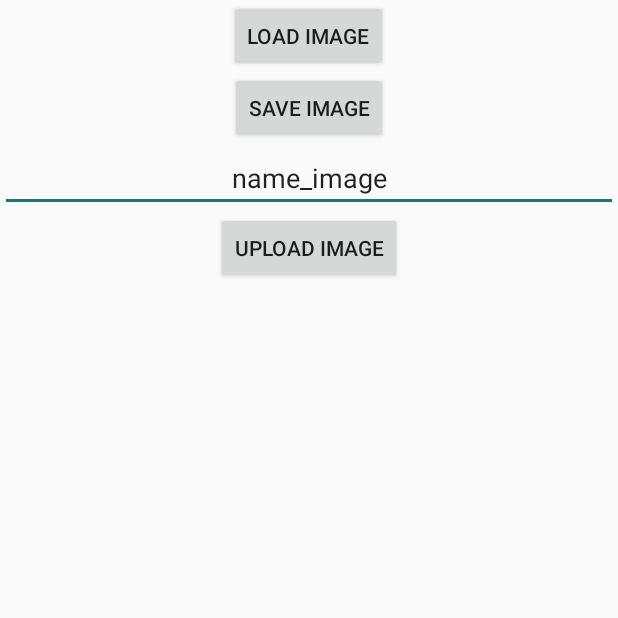
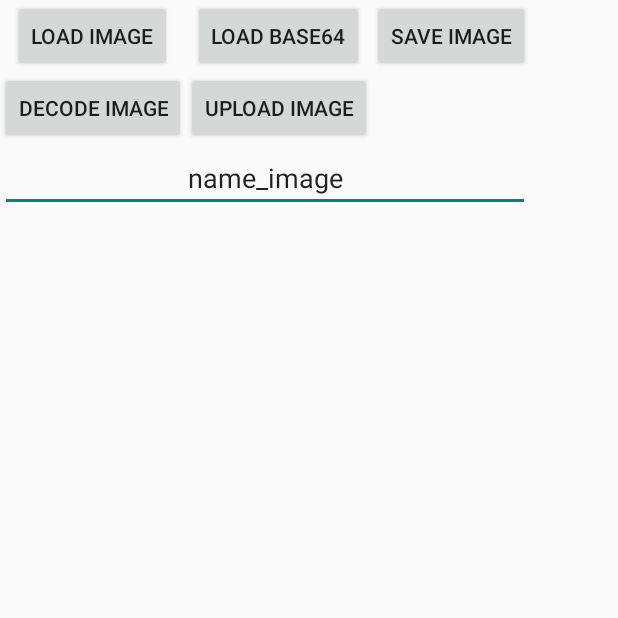
Before and after one commit to renekaigen/UsarDescargaImagen, an Android app: the screen it shows after launch (MainActivity), on a phone screen of 412 x 824 dp, the top half of it. Run offline under Robolectric (Android 15) with nearby library versions, the phone set to English and light mode, and no system bars.

Commit message:
anexado parte android

```diff
--- a/app/src/main/res/layout/activity_main.xml
+++ b/app/src/main/res/layout/activity_main.xml
@@ -1,10 +1,15 @@
-<LinearLayout xmlns:android="http://schemas.android.com/apk/res/android"
+<RelativeLayout xmlns:android="http://schemas.android.com/apk/res/android"
     xmlns:tools="http://schemas.android.com/tools"
     android:layout_width="match_parent"
     android:layout_height="match_parent"
     android:orientation="vertical"
     tools:context=".MainActivity" >
 
+    <TableLayout
+        android:layout_width="wrap_content"
+        android:layout_height="wrap_content">
+
+        <TableRow>
             <Button
                 android:layout_width="wrap_content"
                 android:layout_height="wrap_content"
@@ -16,8 +21,35 @@
                 android:layout_width="wrap_content"
                 android:layout_height="wrap_content"
                 android:layout_gravity="center"
+                android:id="@+id/loadbase"
+                android:text="Load BASE64" />
+
+            <Button
+                android:layout_width="wrap_content"
+                android:layout_height="wrap_content"
+                android:layout_gravity="center"
                 android:id="@+id/save"
                 android:text="Save Image" />
+
+        </TableRow>
+
+        <TableRow>
+
+            <Button
+                android:layout_width="wrap_content"
+                android:layout_height="wrap_content"
+                android:layout_gravity="center"
+                android:id="@+id/decode"
+                android:text="Decode image" />
+
+            <Button
+                android:layout_width="wrap_content"
+                android:layout_height="wrap_content"
+                android:layout_gravity="center"
+                android:id="@+id/send"
+                android:text="Upload Image" />
+
+        </TableRow>
         <EditText
             android:layout_width="match_parent"
             android:layout_height="wrap_content"
@@ -26,19 +58,37 @@
             android:id="@+id/etImagen"
             android:text="name_image"
             />
-    <Button
+        <TableRow>
+
+
+        </TableRow>
+
+        <TableRow>
+            <ImageView
                 android:layout_width="wrap_content"
                 android:layout_height="wrap_content"
                 android:layout_gravity="center"
-        android:id="@+id/send"
-        android:text="Upload Image" />
+                android:id="@+id/img"/>
+        </TableRow>
+
+        <TableRow>
 
             <ImageView
                 android:layout_width="wrap_content"
                 android:layout_height="wrap_content"
                 android:layout_gravity="center"
-        android:id="@+id/img"/>
+                android:id="@+id/img2"/>
+        </TableRow>
+        </TableLayout>
 
 
 
-</LinearLayout>
+
+
+
+
+
+
+
+
+</RelativeLayout>
```
Also changed, not shown: app/src/main/java/com/example/root/usardescargaimagen/ConectorSoap.java (+17 -5 lines), app/src/main/java/com/example/root/usardescargaimagen/MainActivity.java (+60 -5 lines), 1 other file. Lines whose indentation alone changed are shown as unchanged.
